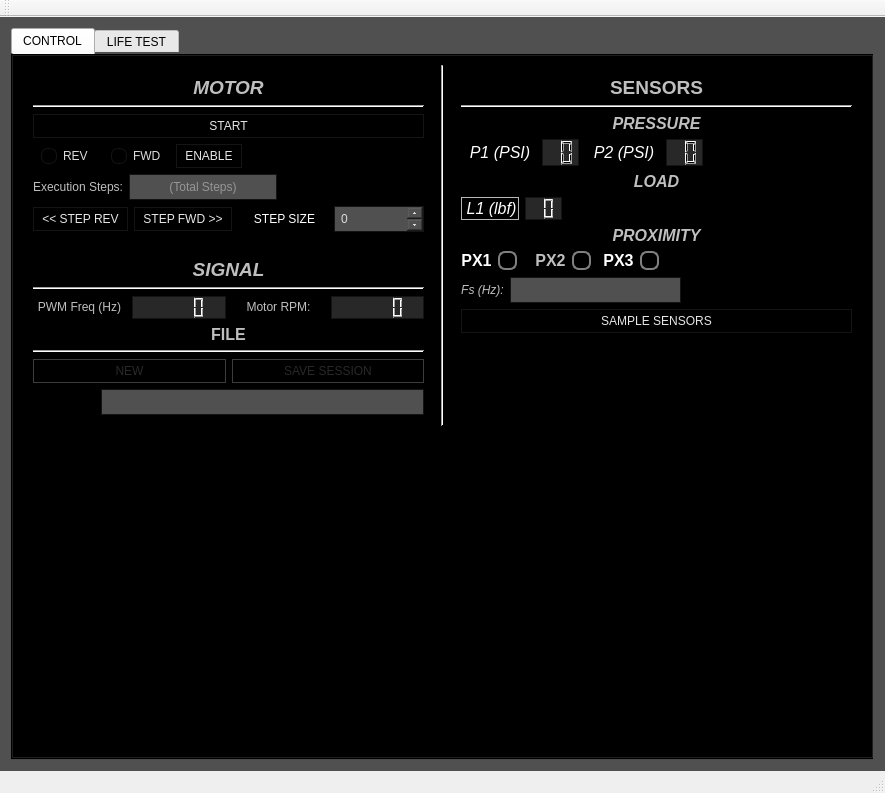
Qt form BASFmainwindow.ui (StoneAgeInc/BASF-Custom) before a commit.
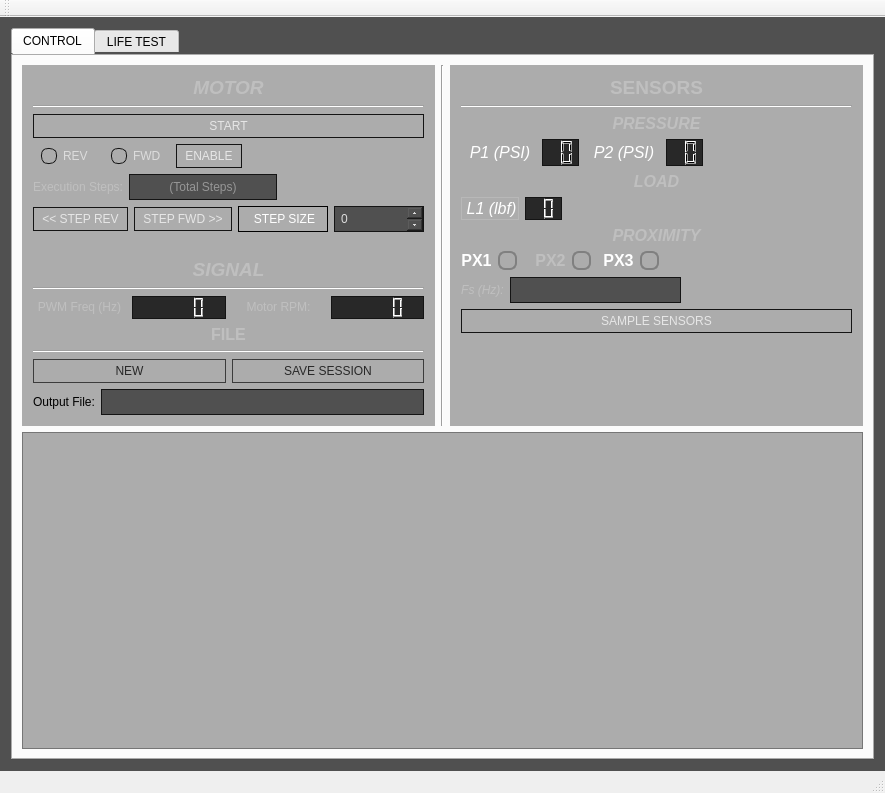
The same form after that commit. Icons and pictures are not drawn. Custom widgets are drawn as their Qt base class.

The edit to the form file:
```diff
--- a/BASFmainwindow.ui
+++ b/BASFmainwindow.ui
@@ -28,9 +28,9 @@
     <item row="1" column="0">
      <widget class="QTabWidget" name="tabWidget">
       <property name="styleSheet">
-       <string notr="true">QTabWidget
+       <string notr="true">QTabWidget#T1
 {
-  background-color: transparent;
+  background-color: 0,0,0,0;
 }
 
 QTabWidget::pane
```
Left out of the diff: 2 changed lines with no effect on the pictures.
